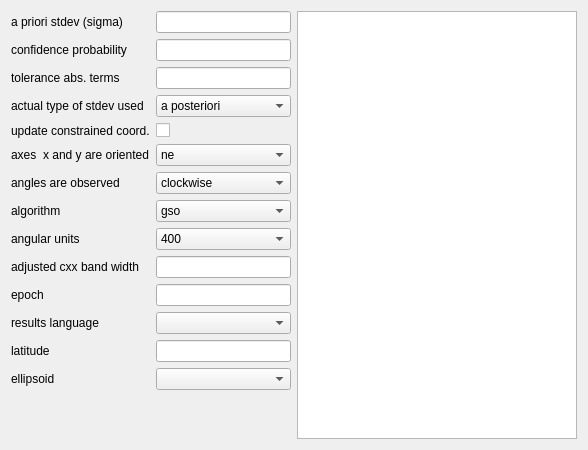
Old version of the form gama-q2/parametereditor.ui in the repository cepek/testing-qgama-branch.
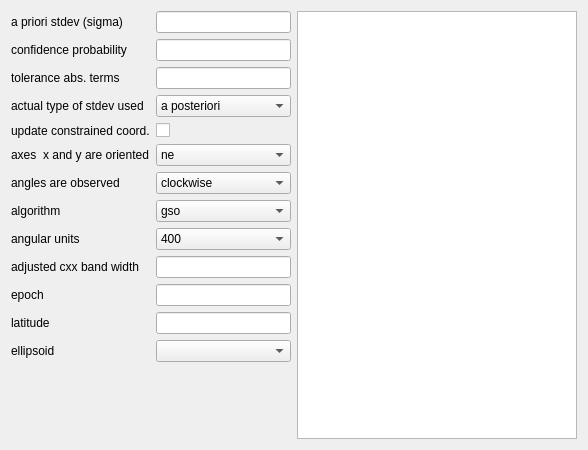
New version of the form.

Commit message: reverted back before addition of combobox for results language

What changed in the file:
```diff
--- a/gama-q2/parametereditor.ui
+++ b/gama-q2/parametereditor.ui
@@ -20,6 +20,9 @@
       <layout class="QVBoxLayout" name="verticalLayout">
        <item>
         <layout class="QFormLayout" name="formLayout">
+         <property name="fieldGrowthPolicy">
+          <enum>QFormLayout::AllNonFixedFieldsGrow</enum>
+         </property>
          <item row="0" column="0">
           <widget class="QLabel" name="label_sigma_apr">
            <property name="text">
@@ -216,6 +219,9 @@
            </property>
           </widget>
          </item>
+         <item row="9" column="1">
+          <widget class="QLineEdit" name="lineEdit_adj_covband"/>
+         </item>
          <item row="10" column="0">
           <widget class="QLabel" name="label_epoch">
            <property name="text">
@@ -226,39 +232,26 @@
          <item row="10" column="1">
           <widget class="QLineEdit" name="lineEdit_epoch"/>
          </item>
-         <item row="12" column="0">
+         <item row="11" column="0">
           <widget class="QLabel" name="label_latitude">
            <property name="text">
             <string>latitude</string>
            </property>
           </widget>
          </item>
-         <item row="12" column="1">
+         <item row="11" column="1">
           <widget class="QLineEdit" name="lineEdit_latitude"/>
          </item>
-         <item row="13" column="0">
+         <item row="12" column="0">
           <widget class="QLabel" name="label_ellipsoid">
            <property name="text">
             <string>ellipsoid</string>
            </property>
           </widget>
          </item>
-         <item row="13" column="1">
+         <item row="12" column="1">
           <widget class="QComboBox" name="comboBox_ellipsoid"/>
          </item>
-         <item row="9" column="1">
-          <widget class="QLineEdit" name="lineEdit_adj_covband"/>
-         </item>
-         <item row="11" column="0">
-          <widget class="QLabel" name="label_results_language">
-           <property name="text">
-            <string>results language</string>
-           </property>
-          </widget>
-         </item>
-         <item row="11" column="1">
-          <widget class="QComboBox" name="comboBox_results_language"/>
-         </item>
         </layout>
        </item>
        <item>
```
Left out of the diff: 2 changed lines with no effect on the pictures. The commit also changes 1 other file.
